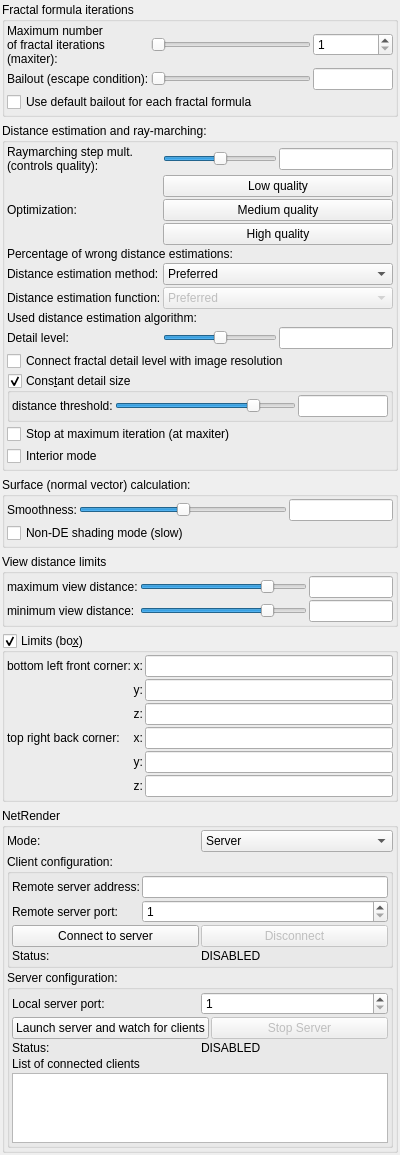
First picture: the form in mandelbulber2/qt/dock_rendering_engine.ui, repository buddhi1980/mandelbulber2, before the edit.
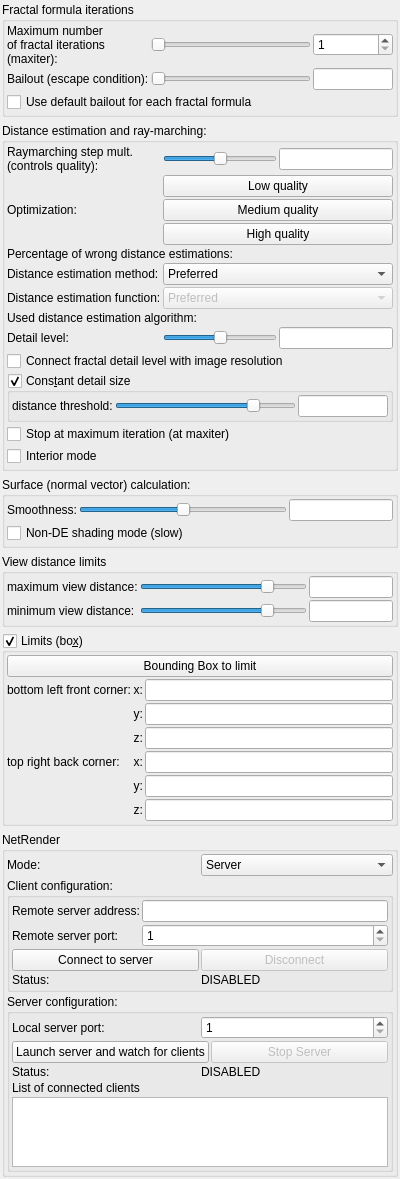
Second picture: the form after the edit. Icons and pictures are not drawn. Custom widgets are drawn as their Qt base class.

Commit message: new feature for auto limit - SetBoundingBoxAsLimits

```diff
--- a/mandelbulber2/qt/dock_rendering_engine.ui
+++ b/mandelbulber2/qt/dock_rendering_engine.ui
@@ -751,6 +751,22 @@
       <property name="bottomMargin">
        <number>2</number>
       </property>
+      <item>
+       <widget class="QPushButton" name="bu_bounding_box_to_limit">
+        <property name="sizePolicy">
+         <sizepolicy hsizetype="Minimum" vsizetype="Maximum">
+          <horstretch>0</horstretch>
+          <verstretch>0</verstretch>
+         </sizepolicy>
+        </property>
+        <property name="toolTip">
+         <string>&lt;html&gt;&lt;head/&gt;&lt;body&gt;&lt;p&gt;Calculates the bounding box of the fractal and sets these as the limit values. This can be helpful to automatically set the limits for the voxel export&lt;/p&gt;&lt;/body&gt;&lt;/html&gt;</string>
+        </property>
+        <property name="text">
+         <string>Bounding Box to limit</string>
+        </property>
+       </widget>
+      </item>
       <item>
        <layout class="QGridLayout" name="gridLayout_21">
         <property name="spacing">
```
The commit also changes 6 other files.
